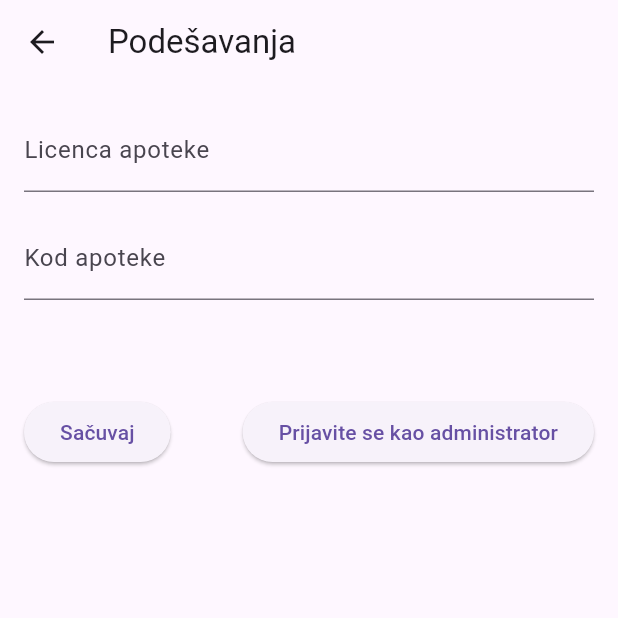
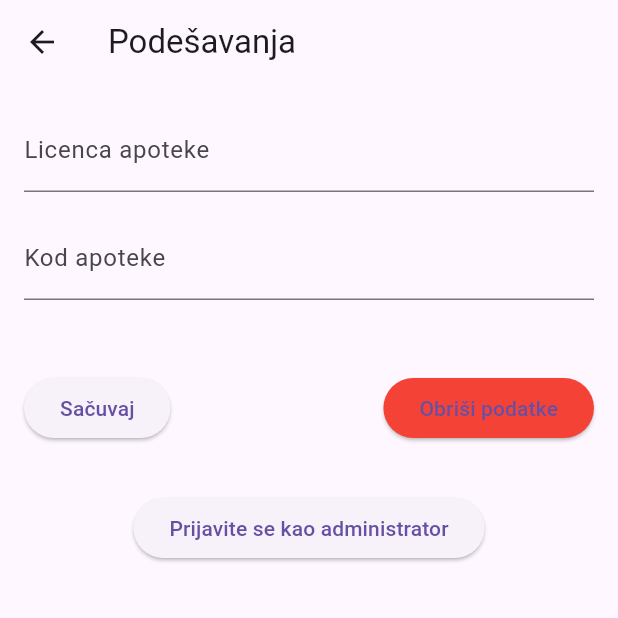
Before and after one commit to vukbundalo/fond_check, a Flutter app: the screen it shows after launch, after a tap on the "settings" icon, on a phone screen of 412 x 824 dp, the top half of it. Run offline on Flutter 3.47's test engine with Material 3 defaults, Android fonts, the phone set to English and light mode, and no system bars; our stand-ins replace file_picker, shared_preferences.

```diff
--- a/lib/screens/settings_screen.dart
+++ b/lib/screens/settings_screen.dart
@@ -13,7 +13,7 @@ class SettingsScreenState extends State<SettingsScreen> {
   final TextEditingController _orgIdController = TextEditingController();
   final TextEditingController _passwordController = TextEditingController();
 
-  bool _isAdmin = false; // To track if the user is authenticated as admin
+  bool _isAdmin = false; // Track admin authentication
 
   // List of pharmacies
   final List<Map<String, String>> pharmacies = [
@@ -112,7 +112,7 @@ class SettingsScreenState extends State<SettingsScreen> {
 
   Future<void> loadSettings() async {
     final prefs = await SharedPreferences.getInstance();
-    if (!mounted) return; // Ensure the widget is still in the tree
+    if (!mounted) return;
     setState(() {
       _licenceController.text = prefs.getString('p_licence') ?? "";
       _orgIdController.text = prefs.getString('p_main_org_id') ?? "";
@@ -124,11 +124,24 @@ class SettingsScreenState extends State<SettingsScreen> {
     await prefs.setString('p_licence', _licenceController.text);
     await prefs.setString('p_main_org_id', _orgIdController.text);
 
-    if (!mounted) return; // Ensure the widget is still in the tree
+    if (!mounted) return;
     ScaffoldMessenger.of(context).showSnackBar(
       const SnackBar(content: Text("Podešavanja sačuvana!")),
     );
-    Navigator.pop(context); // Return to the previous screen
+    Navigator.pop(context);
+  }
+
+  Future<void> clearSettings() async {
+    final prefs = await SharedPreferences.getInstance();
+    await prefs.remove('p_licence');
+    await prefs.remove('p_main_org_id');
+    setState(() {
+      _licenceController.text = "";
+      _orgIdController.text = "";
+    });
+    ScaffoldMessenger.of(context).showSnackBar(
+      const SnackBar(content: Text("Licenca i kod apoteke su očišćeni!")),
+    );
   }
 
   Future<void> authenticateAdmin() async {
@@ -149,7 +162,7 @@ class SettingsScreenState extends State<SettingsScreen> {
                   setState(() {
                     _isAdmin = true;
                   });
-                  Navigator.pop(context); // Close the dialog
+                  Navigator.pop(context);
                 } else {
                   ScaffoldMessenger.of(context).showSnackBar(
                     const SnackBar(content: Text("Pogrešna šifra!")),
@@ -184,7 +197,7 @@ class SettingsScreenState extends State<SettingsScreen> {
               decoration: const InputDecoration(labelText: "Kod apoteke"),
               keyboardType: TextInputType.number,
             ),
-            const SizedBox(height: 32),
+            const SizedBox(height: 16),
             if (_isAdmin)
               DropdownButtonFormField<Map<String, String>>(
                 decoration:
@@ -210,14 +223,21 @@ class SettingsScreenState extends State<SettingsScreen> {
                   onPressed: saveSettings,
                   child: const Text("Sačuvaj"),
                 ),
-                const SizedBox(height: 32),
-                if (!_isAdmin)
-                  ElevatedButton(
-                    onPressed: authenticateAdmin,
-                    child: const Text("Prijavite se kao administrator"),
+                ElevatedButton(
+                  onPressed: clearSettings,
+                  style: ElevatedButton.styleFrom(
+                    backgroundColor: Colors.red,
                   ),
+                  child: const Text("Obriši podatke"),
+                ),
               ],
             ),
+            const SizedBox(height: 32),
+            if (!_isAdmin)
+              ElevatedButton(
+                onPressed: authenticateAdmin,
+                child: const Text("Prijavite se kao administrator"),
+              ),
           ],
         ),
       ),
```
